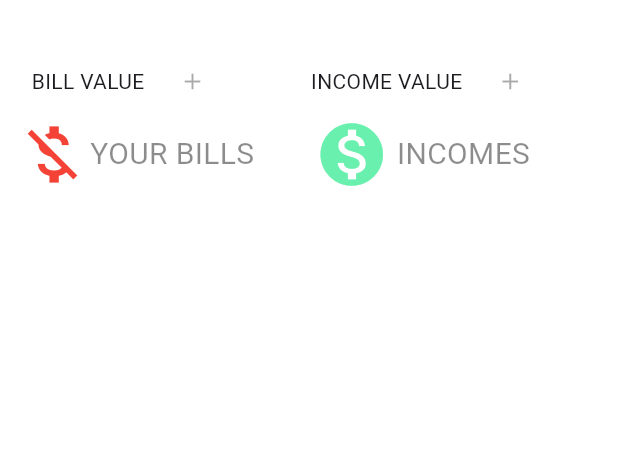
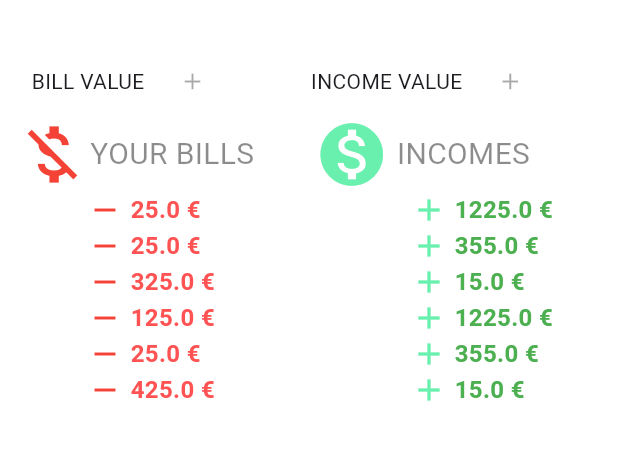
Before and after one commit to inunes1904/money_doctor, a Flutter app: the screen it shows after launch, on a phone screen of 412 x 824 dp, the part 197-657 px from its top. Run offline on Flutter 3.47's test engine with Material 3 defaults, Android fonts, the phone set to English and light mode, and no system bars.

Commit message:
Incomes and Bills interface missing Button and add functions to the list

```diff
--- a/lib/main.dart
+++ b/lib/main.dart
@@ -1,6 +1,11 @@
+import 'package:flutter/cupertino.dart';
 import 'package:flutter/material.dart';
+import 'package:flutter/widgets.dart';
 import 'package:money_doctor/bills_list_example.dart';
+import 'package:money_doctor/incomes_list_example.dart';
 
+BillsListExample billsListExample = BillsListExample();
+IncomesListExample incomesListExample = IncomesListExample();
 
 void main() {
   runApp(const MoneyDoctor());
@@ -36,25 +41,18 @@ class BillsPage extends StatefulWidget {
 
 class _BillsPageState extends State<BillsPage> {
 
-  List<Icon> test = [
-    Icon(Icons.remove),
-    Icon(Icons.remove),
-    Icon(Icons.remove),
-    Icon(Icons.remove),
-  ];
-
   @override
   Widget build(BuildContext context) {
-    return const Column(
+    return Column(
       children: [
-        Center(
+        const Center(
           child: Image(
             image: AssetImage(
                 "images/logo.png"
             ),
           ),
         ),
-        Padding(
+        const Padding(
           padding: EdgeInsets.only(top:30),
           child: Row(
             children: [
@@ -77,7 +75,7 @@ class _BillsPageState extends State<BillsPage> {
             ],
           ),
         ),
-        Row(
+        const Row(
           children: [
             Icon(
               Icons.money_off,
@@ -109,8 +107,22 @@ class _BillsPageState extends State<BillsPage> {
             )
           ],
         ),
-
-
+        Row(
+          children: [
+            const SizedBox(width: 48,),
+            Expanded(
+              child: Column(
+                children: billsListExample.billsRows,
+              ),
+            ),
+            const SizedBox(width: 88,),
+            Expanded(
+              child: Column(
+                children: incomesListExample.incomesRows,
+              ),
+            ),
+          ],
+        )
       ],
     );
   }
--- a/pubspec.yaml
+++ b/pubspec.yaml
@@ -34,7 +34,7 @@ dependencies:
 
   # The following adds the Cupertino Icons font to your application.
   # Use with the CupertinoIcons class for iOS style icons.
-  cupertino_icons: ^1.0.6
+  cupertino_icons: ^1.0.8
 
 dev_dependencies:
   flutter_test:
```
Also changed, not shown: lib/bills_list_example.dart (+13 -28 lines), lib/incomes_list_example.dart (added, +36 -0 lines). Lines whose indentation alone changed are shown as unchanged.
